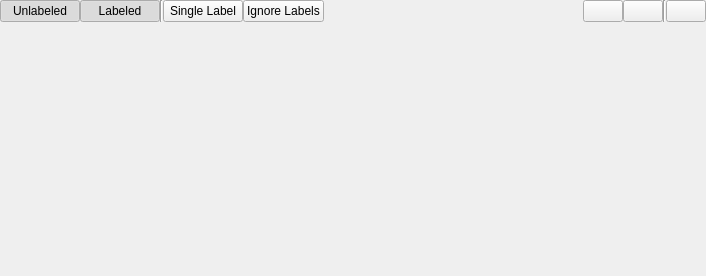
This is gui/widgets/mainwindow.ui in gerbilvis/gerbil as Qt 5 draws it before an edit. The edited form follows.
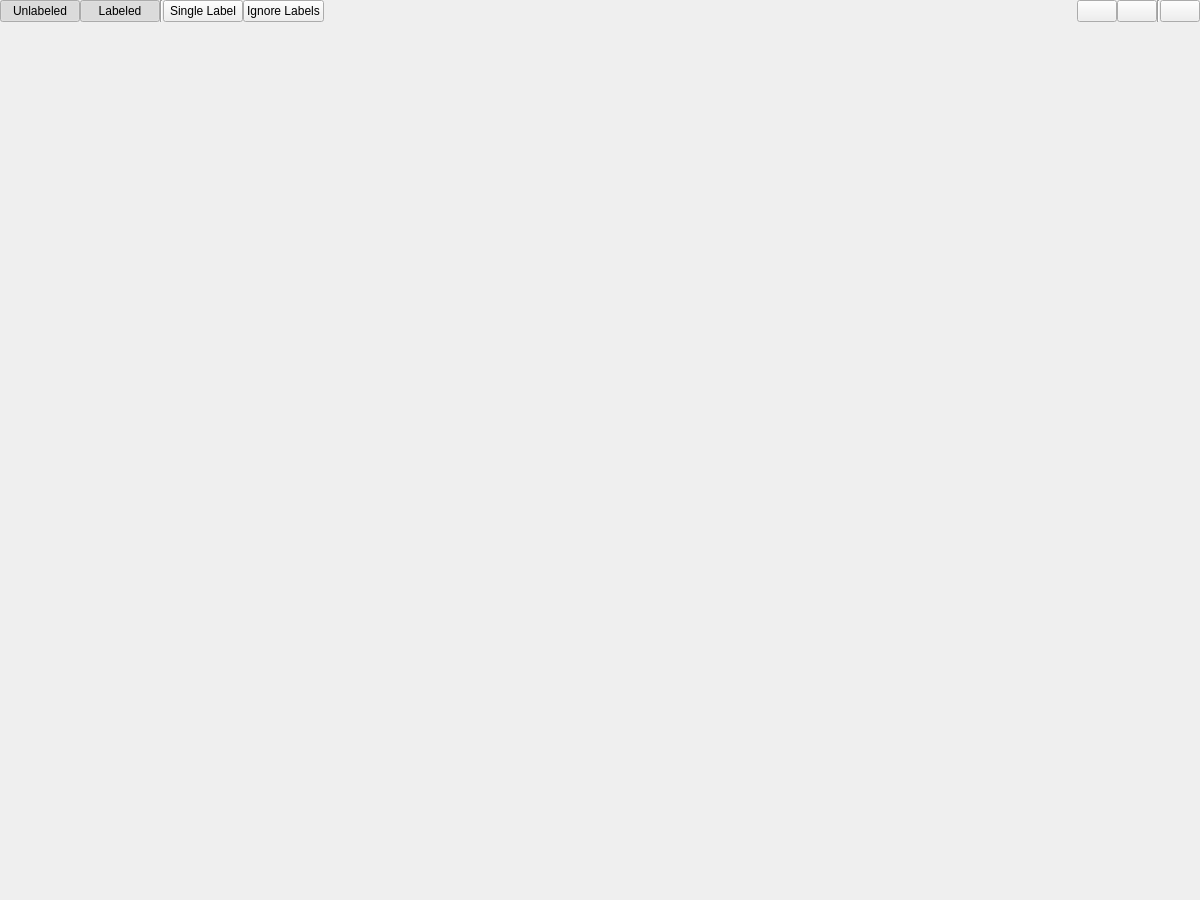
This is the edited form. Icons and pictures are not drawn.

```diff
--- a/gui/widgets/mainwindow.ui
+++ b/gui/widgets/mainwindow.ui
@@ -6,8 +6,8 @@
    <rect>
     <x>0</x>
     <y>0</y>
-    <width>706</width>
-    <height>276</height>
+    <width>1200</width>
+    <height>900</height>
    </rect>
   </property>
   <property name="windowTitle">
```
